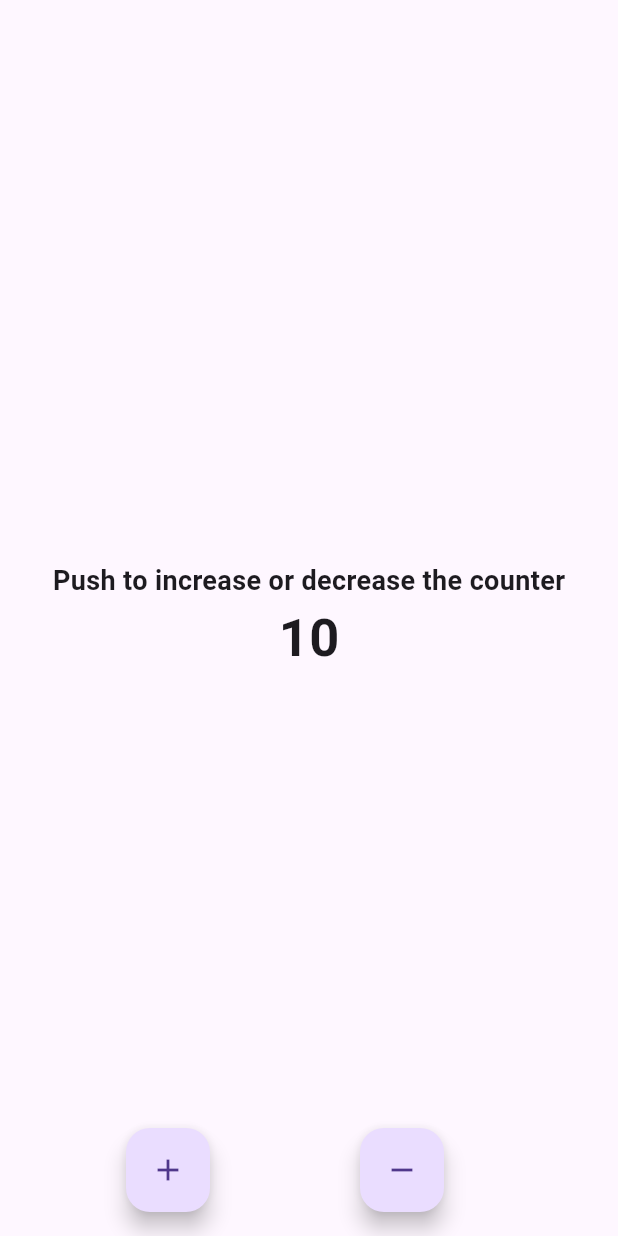
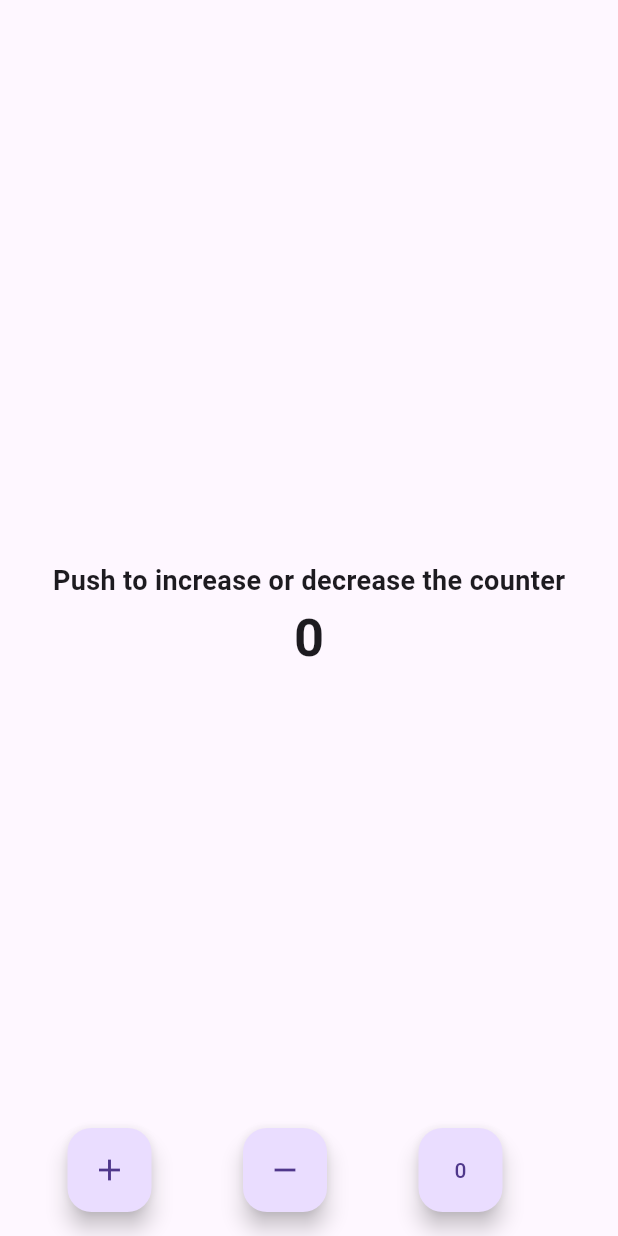
Before and after one commit to Mohamed-Abdel-Rahem/reactivehub, a Flutter app: the screen it shows after launch, after a tap on the "add" icon, after a tap on the "remove" icon, on a phone screen of 412 x 824 dp. Run offline on Flutter 3.47's test engine with Material 3 defaults, Android fonts, the phone set to English and light mode, and no system bars; our stand-ins replace flutter_bloc.

Commit message:
convert cubit to bloc

```diff
--- /dev/null
+++ b/lib/controllers/bloc/counter_bloc.dart
@@ -0,0 +1,19 @@
+import 'package:flutter_bloc/flutter_bloc.dart';
+import 'package:meta/meta.dart';
+
+part 'counter_event.dart';
+part 'counter_state.dart';
+
+class CounterBloc extends Bloc<CounterEvent, CounterState> {
+  CounterBloc() : super(CounterInit()) {
+    on<IncremetEvent>((event, emit) {
+      emit(CounterUpdate(state.counter + 1));
+    });
+    on<DecrementEvent>((event, emit) {
+      emit(CounterUpdate(state.counter - 1));
+    });
+    on<ResetEvent>((event, emit) {
+      emit(CounterInit());
+    });
+  }
+}
--- /dev/null
+++ b/lib/controllers/bloc/counter_event.dart
@@ -0,0 +1,10 @@
+part of 'counter_bloc.dart';
+
+@immutable
+sealed class CounterEvent {}
+
+class IncremetEvent extends CounterEvent {}
+
+class DecrementEvent extends CounterEvent {}
+
+class ResetEvent extends CounterEvent {}
--- /dev/null
+++ b/lib/controllers/bloc/counter_state.dart
@@ -0,0 +1,16 @@
+part of 'counter_bloc.dart';
+
+sealed class CounterState {
+  final int counter;
+  CounterState(this.counter);
+}
+
+class CounterInit extends CounterState {
+  CounterInit() : super(0);
+}
+
+class CounterUpdate extends CounterState {
+  // بنستلم الرقم هنا (int counter) وبعدين نبعته للأب (super)
+  // CounterUpdate(int counter) : super(counter);
+  CounterUpdate(super.counter);
+}
--- a/lib/controllers/cubit/counter_cubit.dart
+++ b/lib/controllers/cubit/counter_cubit.dart
@@ -1,16 +1,15 @@
-import 'package:flutter_bloc/flutter_bloc.dart';
+// import 'package:flutter_bloc/flutter_bloc.dart';
+// import 'package:reactivehub/controllers/bloc/counter_bloc.dart';
 
-part 'counter_state.dart';
+// class CounterCubit extends Cubit<CounterState> {
+//   CounterCubit() : super(CounterInit());
+//   void increment() {
+//     // teke the last state and add from this state 1
+//     emit(CounterUpdate(state.counter + 1));
+//   }
 
-class CounterCubit extends Cubit<CounterState> {
-  CounterCubit() : super(CounterInit());
-  void increment() {
-    // teke the last state and add from this state 1
-    emit(CounterUpdate(state.counter + 1));
-  }
-
-  void decrement() {
-    // teke the last state and minus from this state 1
-    emit(CounterUpdate(state.counter - 1));
-  }
-}
+//   void decrement() {
+//     // teke the last state and minus from this state 1
+//     emit(CounterUpdate(state.counter - 1));
+//   }
+// }
--- a/lib/controllers/cubit/counter_state.dart
+++ b/lib/controllers/cubit/counter_state.dart
@@ -1,16 +1,16 @@
-part of 'counter_cubit.dart';
+// part of 'counter_cubit.dart';
 
-sealed class CounterState {
-  final int counter;
-  CounterState(this.counter);
-}
+// sealed class CounterState {
+//   final int counter;
+//   CounterState(this.counter);
+// }
 
-class CounterInit extends CounterState {
-  CounterInit() : super(10);
-}
+// class CounterInit extends CounterState {
+//   CounterInit() : super(10);
+// }
 
-class CounterUpdate extends CounterState {
-  // بنستلم الرقم هنا (int counter) وبعدين نبعته للأب (super)
-  // CounterUpdate(int counter) : super(counter);
-  CounterUpdate(super.counter);
-}
+// class CounterUpdate extends CounterState {
+//   // بنستلم الرقم هنا (int counter) وبعدين نبعته للأب (super)
+//   // CounterUpdate(int counter) : super(counter);
+//   CounterUpdate(super.counter);
+// }
--- a/lib/home_page.dart
+++ b/lib/home_page.dart
@@ -1,6 +1,6 @@
 import 'package:flutter/material.dart';
 import 'package:flutter_bloc/flutter_bloc.dart';
-import 'package:reactivehub/controllers/cubit/counter_cubit.dart';
+import 'package:reactivehub/controllers/bloc/counter_bloc.dart';
 
 class HomePage extends StatelessWidget {
   const HomePage({super.key});
@@ -21,7 +21,7 @@ class HomePage extends StatelessWidget {
               style: TextStyle(fontSize: 18, fontWeight: FontWeight.bold),
             ),
             // الـ BlocBuilder دلوقتي بقى "موضعي" فقط حول الجزء المتغير
-            BlocBuilder<CounterCubit, CounterState>(
+            BlocBuilder<CounterBloc, CounterState>(
               builder: (context, state) {
                 // الـ build دي هتطبع كل ما العداد يتغير
                 print('build text only');
@@ -42,13 +42,18 @@ class HomePage extends StatelessWidget {
         children: [
           FloatingActionButton(
             heroTag: 'add', // متنساش الـ tags عشان الـ Hero error اللي حليناه
-            onPressed: () => context.read<CounterCubit>().increment(),
+            onPressed: () => context.read<CounterBloc>().add(IncremetEvent()),
             child: const Icon(Icons.add),
           ),
           FloatingActionButton(
             heroTag: 'remove',
-            onPressed: () => context.read<CounterCubit>().decrement(),
+            onPressed: () => context.read<CounterBloc>().add(DecrementEvent()),
             child: const Icon(Icons.remove),
+          ),
+          FloatingActionButton(
+            heroTag: 'Rest',
+            onPressed: () => context.read<CounterBloc>().add(ResetEvent()),
+            child: Text('0'),
           ),
         ],
       ),
--- a/lib/main.dart
+++ b/lib/main.dart
@@ -1,13 +1,14 @@
 import 'package:flutter/material.dart';
 import 'package:flutter_bloc/flutter_bloc.dart';
 import 'package:provider/provider.dart';
+import 'package:reactivehub/controllers/bloc/counter_bloc.dart';
 import 'package:reactivehub/controllers/cubit/counter_cubit.dart';
 import 'package:reactivehub/home_page.dart';
 
 void main() {
   runApp(
     MultiProvider(
-      providers: [BlocProvider(create: (context) => CounterCubit())],
+      providers: [BlocProvider(create: (context) => CounterBloc())],
       child: MyApp(),
     ),
   );
```
